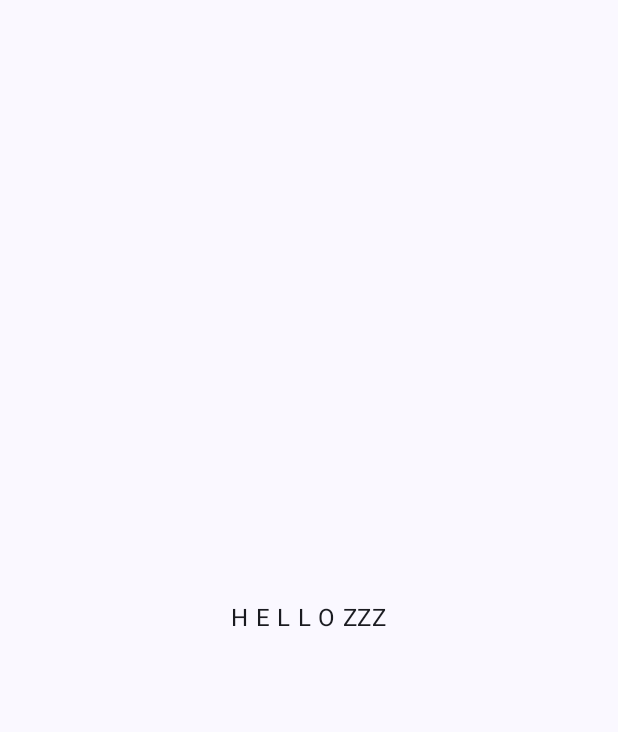
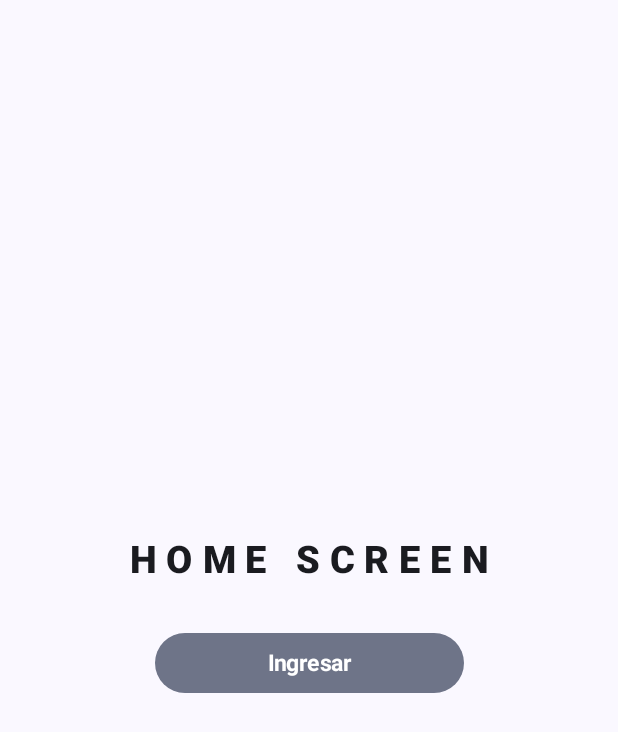
Before and after one commit to emm3000/hello, an Android app built with Jetpack Compose: the screen it shows after launch (MainActivity), on a phone screen of 412 x 824 dp. Before the commit the part shown is almost empty. Shown: the top 732 px of the screen. Run offline under Robolectric (Android 15) with nearby library versions, the phone set to English and light mode, and no system bars.

Commit message:
feat: Implement Home Screen
This commit introduces the Home Screen to the application:

- Created `HomeScreen.kt` with a basic layout.
- Added a centered title "H O M E   S C R E E N".
- Implemented a button labeled "Ingresar" to go to another screen.
- Updated `MainActivity` to display the `HomeScreen`.
- Removed placeholder "H E L L O ZZZ" text from `MainActivity`.
- Updated the theme to the initial configuration.
- Added preview for `HomeScreen`.

```diff
--- a/app/src/main/java/com/emm/hello/MainActivity.kt
+++ b/app/src/main/java/com/emm/hello/MainActivity.kt
@@ -4,15 +4,11 @@ import android.os.Bundle
 import androidx.activity.ComponentActivity
 import androidx.activity.compose.setContent
 import androidx.activity.enableEdgeToEdge
-import androidx.compose.foundation.layout.Box
 import androidx.compose.foundation.layout.fillMaxSize
 import androidx.compose.foundation.layout.padding
 import androidx.compose.material3.Scaffold
-import androidx.compose.material3.Text
-import androidx.compose.runtime.Composable
-import androidx.compose.ui.Alignment
 import androidx.compose.ui.Modifier
-import androidx.compose.ui.tooling.preview.Preview
+import com.emm.hello.page.HomeScreen
 import com.emm.hello.ui.theme.HelloTheme
 
 class MainActivity : ComponentActivity() {
@@ -23,23 +19,12 @@ class MainActivity : ComponentActivity() {
         setContent {
             HelloTheme {
                 Scaffold(modifier = Modifier.fillMaxSize()) { innerPadding ->
-                    Box(
-                        modifier = Modifier
-                            .fillMaxSize()
-                            .padding(innerPadding),
-                        contentAlignment = Alignment.Center,
-                    ) {
-                        Text("H E L L O ZZZ")
-                    }
+                    HomeScreen(
+                        onClick = {},
+                        modifier = Modifier.padding(innerPadding)
+                    )
                 }
             }
         }
     }
 }
-
-@Preview(showBackground = true)
-@Composable
-fun GreetingPreview() {
-    HelloTheme {
-    }
-}
--- /dev/null
+++ b/app/src/main/java/com/emm/hello/page/HomeScreen.kt
@@ -0,0 +1,65 @@
+package com.emm.hello.page
+
+import androidx.compose.foundation.background
+import androidx.compose.foundation.layout.Arrangement
+import androidx.compose.foundation.layout.Column
+import androidx.compose.foundation.layout.Spacer
+import androidx.compose.foundation.layout.fillMaxSize
+import androidx.compose.foundation.layout.fillMaxWidth
+import androidx.compose.foundation.layout.height
+import androidx.compose.material3.FilledTonalButton
+import androidx.compose.material3.MaterialTheme
+import androidx.compose.material3.Text
+import androidx.compose.runtime.Composable
+import androidx.compose.ui.Alignment
+import androidx.compose.ui.Modifier
+import androidx.compose.ui.text.font.FontFamily
+import androidx.compose.ui.text.font.FontWeight
+import androidx.compose.ui.tooling.preview.PreviewLightDark
+import androidx.compose.ui.unit.dp
+import androidx.compose.ui.unit.sp
+import com.emm.hello.ui.theme.HelloTheme
+
+@Composable
+fun HomeScreen(
+    onClick: () -> Unit,
+    modifier: Modifier = Modifier,
+) {
+
+    Column(
+        modifier = modifier
+            .fillMaxSize()
+            .background(MaterialTheme.colorScheme.background),
+        verticalArrangement = Arrangement.Center,
+        horizontalAlignment = Alignment.CenterHorizontally,
+    ) {
+        Text(
+            text = "H O M E   S C R E E N",
+            fontSize = 25.sp,
+            fontFamily = FontFamily.SansSerif,
+            fontWeight = FontWeight.Black,
+            color = MaterialTheme.colorScheme.onBackground,
+        )
+
+        Spacer(Modifier.height(30.dp))
+        FilledTonalButton(
+            onClick = onClick,
+            modifier = Modifier.fillMaxWidth(0.5f)
+        ) {
+            Text(
+                text = "Ingresar",
+                fontSize = 15.sp,
+                fontWeight = FontWeight.Bold,
+                fontFamily = FontFamily.SansSerif,
+            )
+        }
+    }
+}
+
+@PreviewLightDark
+@Composable
+private fun HomeScreenPreview() {
+    HelloTheme {
+        HomeScreen(onClick = {})
+    }
+}
--- a/app/src/main/java/com/emm/hello/ui/theme/Theme.kt
+++ b/app/src/main/java/com/emm/hello/ui/theme/Theme.kt
@@ -1,6 +1,5 @@
 package com.emm.hello.ui.theme
 
-import android.app.Activity
 import android.os.Build
 import androidx.compose.foundation.isSystemInDarkTheme
 import androidx.compose.material3.MaterialTheme
```
